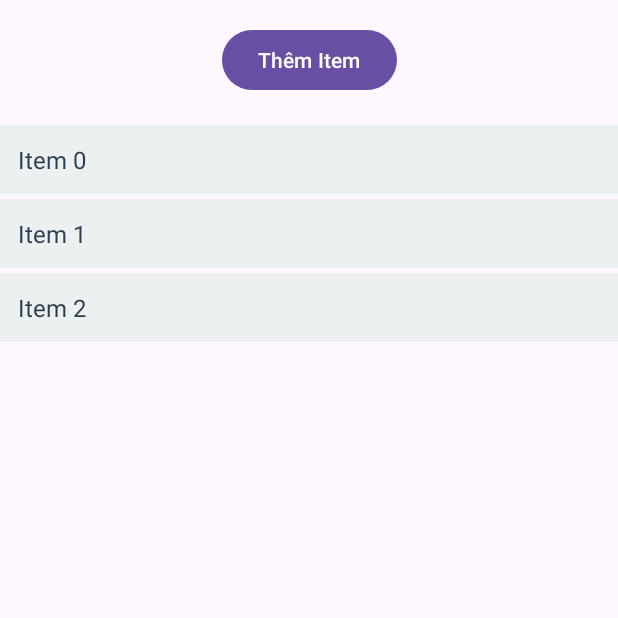
After one commit to holetinnghia/LTM-BT03, an Android app: the RecyclerViewAnimationActivity screen opened directly, with no data from a screen before it, on a phone screen of 412 x 824 dp, the top half of it. The commit adds this screen. Run offline under Robolectric (Android 15) with nearby library versions, the phone set to English and light mode, and no system bars.

Commit message:
Recycler View Animation

```diff
--- a/app/src/main/AndroidManifest.xml
+++ b/app/src/main/AndroidManifest.xml
@@ -45,6 +45,10 @@
             android:name=".recyclerview.RecyclerViewMultiTypeActivity"
             android:exported="false" />
 
+        <activity
+            android:name=".recyclerview.RecyclerViewAnimationActivity"
+            android:exported="false" />
+
     </application>
 
 </manifest>
--- /dev/null
+++ b/app/src/main/java/ute/ltm/ltm_bt03/recyclerview/CustomAnimationAdapter.java
@@ -0,0 +1,87 @@
+package ute.ltm.ltm_bt03.recyclerview;
+
+import android.content.Context;
+import android.view.LayoutInflater;
+import android.view.View;
+import android.view.ViewGroup;
+import android.widget.TextView;
+import androidx.annotation.NonNull;
+import androidx.recyclerview.widget.RecyclerView;
+import java.util.List;
+import ute.ltm.ltm_bt03.R;
+
+public class CustomAnimationAdapter extends RecyclerView.Adapter<CustomAnimationAdapter.AnimationViewHolder> {
+
+    private final Context mContext;
+    private final List<String> mDatas;
+
+    public CustomAnimationAdapter(Context mContext, List<String> mDatas) {
+        this.mContext = mContext;
+        this.mDatas = mDatas;
+    }
+
+    @NonNull
+    @Override
+    public AnimationViewHolder onCreateViewHolder(@NonNull ViewGroup parent, int viewType) {
+        View view = LayoutInflater.from(mContext).inflate(R.layout.row_animation, parent, false);
+        return new AnimationViewHolder(view);
+    }
+
+    @Override
+    public void onBindViewHolder(@NonNull AnimationViewHolder holder, int position) {
+        String item = mDatas.get(position);
+        holder.tvItem.setText(item);
+    }
+
+    @Override
+    public int getItemCount() {
+        return mDatas.size();
+    }
+
+    public class AnimationViewHolder extends RecyclerView.ViewHolder {
+        TextView tvItem;
+
+        public AnimationViewHolder(@NonNull View itemView) {
+            super(itemView);
+            tvItem = itemView.findViewById(R.id.tv_item);
+
+            itemView.setOnClickListener(new View.OnClickListener() {
+                @Override
+                public void onClick(View v) {
+                    int position = getAdapterPosition();
+                    if (position != RecyclerView.NO_POSITION) {
+                        String newItem = mDatas.get(position) + " (Đã cập nhật)";
+                        replaceItem(position, newItem);
+                    }
+                }
+            });
+
+            itemView.setOnLongClickListener(new View.OnLongClickListener() {
+                @Override
+                public boolean onLongClick(View v) {
+                    int position = getAdapterPosition();
+                    if (position != RecyclerView.NO_POSITION) {
+                        removeItem(position);
+                    }
+                    return true;
+                }
+            });
+        }
+    }
+
+    public void addItem(String item) {
+        mDatas.add(item);
+        notifyItemInserted(mDatas.size() - 1);
+    }
+
+    public void replaceItem(int position, String item) {
+        mDatas.remove(position);
+        mDatas.add(position, item);
+        notifyItemChanged(position);
+    }
+
+    public void removeItem(int position) {
+        mDatas.remove(position);
+        notifyItemRemoved(position);
+    }
+}
--- /dev/null
+++ b/app/src/main/java/ute/ltm/ltm_bt03/recyclerview/RecyclerViewAnimationActivity.java
@@ -0,0 +1,55 @@
+package ute.ltm.ltm_bt03.recyclerview;
+
+import androidx.appcompat.app.AppCompatActivity;
+import androidx.recyclerview.widget.DefaultItemAnimator;
+import androidx.recyclerview.widget.LinearLayoutManager;
+import androidx.recyclerview.widget.RecyclerView;
+
+import android.os.Bundle;
+import android.view.View;
+import android.widget.Button;
+
+import java.util.ArrayList;
+import java.util.List;
+
+import ute.ltm.ltm_bt03.R;
+
+public class RecyclerViewAnimationActivity extends AppCompatActivity {
+
+    private RecyclerView rvItems;
+    private Button btnAddItem;
+    private CustomAnimationAdapter mAdapter;
+    private List<String> mDataList;
+    private int itemCounter = 0;
+
+    @Override
+    protected void onCreate(Bundle savedInstanceState) {
+        super.onCreate(savedInstanceState);
+        setContentView(R.layout.activity_recycler_view_animation);
+
+        rvItems = findViewById(R.id.rv_items);
+        btnAddItem = findViewById(R.id.btn_add_item);
+
+        mDataList = new ArrayList<>();
+        mDataList.add("Item 0");
+        mDataList.add("Item 1");
+        mDataList.add("Item 2");
+        itemCounter = 3;
+
+        mAdapter = new CustomAnimationAdapter(this, mDataList);
+
+        rvItems.setAdapter(mAdapter);
+        rvItems.setLayoutManager(new LinearLayoutManager(this));
+
+        rvItems.setItemAnimator(new DefaultItemAnimator());
+
+        btnAddItem.setOnClickListener(new View.OnClickListener() {
+            @Override
+            public void onClick(View v) {
+                String newItem = "Item " + itemCounter;
+                itemCounter++;
+                mAdapter.addItem(newItem);
+            }
+        });
+    }
+}
--- /dev/null
+++ b/app/src/main/res/layout/activity_recycler_view_animation.xml
@@ -0,0 +1,30 @@
+<?xml version="1.0" encoding="utf-8"?>
+<androidx.constraintlayout.widget.ConstraintLayout
+    xmlns:android="http://schemas.android.com/apk/res/android"
+    xmlns:app="http://schemas.android.com/apk/res-auto"
+    xmlns:tools="http://schemas.android.com/tools"
+    android:layout_width="match_parent"
+    android:layout_height="match_parent"
+    tools:context=".recyclerview.RecyclerViewAnimationActivity">
+
+    <Button
+        android:id="@+id/btn_add_item"
+        android:layout_width="wrap_content"
+        android:layout_height="wrap_content"
+        android:layout_marginTop="16dp"
+        android:text="Thêm Item"
+        app:layout_constraintEnd_toEndOf="parent"
+        app:layout_constraintStart_toStartOf="parent"
+        app:layout_constraintTop_toTopOf="parent" />
+
+    <androidx.recyclerview.widget.RecyclerView
+        android:id="@+id/rv_items"
+        android:layout_width="0dp"
+        android:layout_height="0dp"
+        android:layout_marginTop="16dp"
+        app:layout_constraintBottom_toBottomOf="parent"
+        app:layout_constraintEnd_toEndOf="parent"
+        app:layout_constraintStart_toStartOf="parent"
+        app:layout_constraintTop_toBottomOf="@+id/btn_add_item" />
+
+</androidx.constraintlayout.widget.ConstraintLayout>
--- /dev/null
+++ b/app/src/main/res/layout/row_animation.xml
@@ -0,0 +1,16 @@
+<?xml version="1.0" encoding="utf-8"?>
+<FrameLayout
+    xmlns:android="http://schemas.android.com/apk/res/android"
+    android:layout_width="match_parent"
+    android:layout_height="wrap_content"
+    android:layout_marginTop="3dp"
+    android:background="#ecf0f1">
+
+    <TextView
+        android:id="@+id/tv_item"
+        android:layout_width="match_parent"
+        android:layout_height="wrap_content"
+        android:padding="12dp"
+        android:textColor="#2c3e50"
+        android:textSize="16sp" />
+</FrameLayout>
```
Also changed, not shown: app/src/main/java/ute/ltm/ltm_bt03/MainActivity.java (+9 -0 lines), app/src/main/java/ute/ltm/ltm_bt03/model/SongModel.java (+5 -7 lines), app/src/main/java/ute/ltm/ltm_bt03/recyclerview/RecyclerViewMultiTypeActivity.java (+7 -15 lines).
